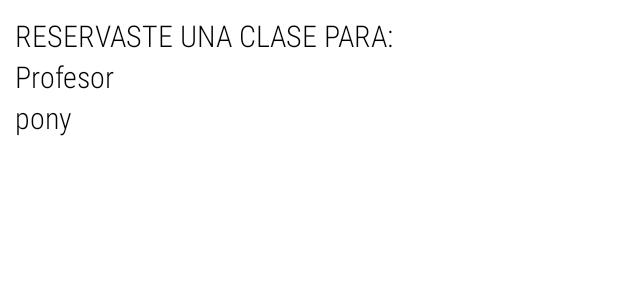
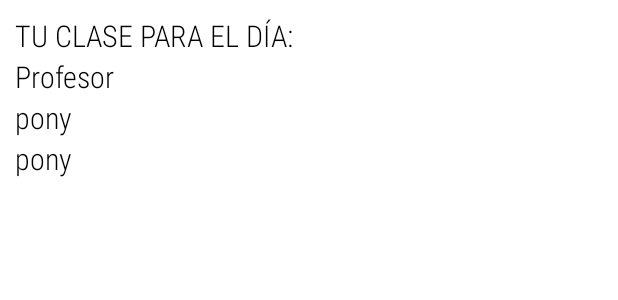
Before and after one commit to DoriaLassalle/EPI_App, an Android app: the layout clasereservada_list.xml on its own in the app's theme, with its tools: preview values and no code run, on a phone screen of 412 x 824 dp. Shown: the top 300 px of the screen. Run offline under Robolectric (Android 15) with nearby library versions, the phone set to English and light mode, and no system bars; Roboto replaces fonts that are not available here.

Commit message:
trabajando en la clase alumno

```diff
--- a/app/src/main/java/com/example/epi_app/HomeFragment.kt
+++ b/app/src/main/java/com/example/epi_app/HomeFragment.kt
@@ -36,9 +36,6 @@ class HomeFragment : Fragment() {
 
     override fun onViewCreated(view: View, savedInstanceState: Bundle?) {
         super.onViewCreated(view, savedInstanceState)
-
-
-
 
 
         //welcome.text=("HOLA ${it.name} ${it.lastName} :)")
--- a/app/src/main/java/com/example/epi_app/LoginFragment.kt
+++ b/app/src/main/java/com/example/epi_app/LoginFragment.kt
@@ -8,6 +8,7 @@ import android.view.ViewGroup
 import android.widget.Toast
 import androidx.fragment.app.activityViewModels
 import androidx.navigation.fragment.findNavController
+import com.example.epi_app.model.local.AlumnoEntity
 import com.example.epi_app.viewmodel.EpiViewModel
 import kotlinx.android.synthetic.main.fragment_login.*
 import java.util.Observer
@@ -16,6 +17,7 @@ import java.util.Observer
 class LoginFragment : Fragment() {
 
     val myViewModel: EpiViewModel by activityViewModels()
+
 
     override fun onCreateView(
         inflater: LayoutInflater, container: ViewGroup?,
--- a/app/src/main/java/com/example/epi_app/model/EpiRepository.kt
+++ b/app/src/main/java/com/example/epi_app/model/EpiRepository.kt
@@ -18,8 +18,8 @@ import retrofit2.Callback
 class EpiRepository (private val myAlumnoDao: AlumnoDao, private val myPonyDao: PonyDao,
     private  val myClaseDao: ClaseDao){ //instacio el dao
 
+
     private val mRetrofit= PonyRetrofitClient.retrofitInstance()
-
     val allAlumnosLiveData=myAlumnoDao.getAllAlumnos()   //live data con  lo de la tabla
 
     fun insertStudents(student: AlumnoEntity)= CoroutineScope(Dispatchers.IO).launch {
--- a/app/src/main/java/com/example/epi_app/model/local/ClaseEntity.kt
+++ b/app/src/main/java/com/example/epi_app/model/local/ClaseEntity.kt
@@ -19,7 +19,7 @@ data class ClaseEntity (
 {constructor(alumnoEmailId: String): this(0,"","","","","",alumnoEmailId)
 
     constructor(dia: String, hora: String, profesor: String, cupos: String, nivel: String): this(0,dia,
-    hora, profesor, cupos, nivel, "")
+    hora, profesor, cupos, nivel,"")
 
 }
 
--- a/app/src/main/res/layout/clasereservada_list.xml
+++ b/app/src/main/res/layout/clasereservada_list.xml
@@ -17,7 +17,7 @@
         app:layout_constraintTop_toTopOf="parent">
 
         <TextView
-            android:id="@+id/textView"
+            android:id="@+id/textView8"
             android:layout_width="match_parent"
             android:layout_height="wrap_content"
             android:textSize="20sp"
@@ -35,6 +35,15 @@
             tools:text="@string/profesor" />
 
         <TextView
+            android:id="@+id/nivelReservado"
+            android:layout_width="match_parent"
+            android:layout_height="wrap_content"
+            android:textSize="20sp"
+            android:textColor="#000000"
+            android:fontFamily="sans-serif-condensed-light"
+            android:text="pony" />
+
+        <TextView
             android:id="@+id/ponyReservado"
             android:layout_width="match_parent"
             android:layout_height="wrap_content"
@@ -42,5 +51,9 @@
             android:textColor="#000000"
             android:fontFamily="sans-serif-condensed-light"
             android:text="pony" />
+
+        <Space
+            android:layout_width="match_parent"
+            android:layout_height="5dp"/>
     </LinearLayout>
 </androidx.constraintlayout.widget.ConstraintLayout>
--- a/app/src/main/res/values/strings.xml
+++ b/app/src/main/res/values/strings.xml
@@ -84,7 +84,7 @@
     <string name="nivel">Nivel</string>
     <string name="ver_mis_clases">ver mis clases</string>
     <string name="agendar_clase">agendar clase</string>
-    <string name="reservaste">RESERVASTE UNA CLASE PARA:</string>
+    <string name="reservaste">TU CLASE PARA EL DÍA:</string>
     <string name="clases_disponibles">CLASES DISPONIBLES</string>
     <string name="tus_clases">TUS CLASES</string>
 
```
Also changed, not shown: app/src/main/java/com/example/epi_app/ClaseSelectedAdapter.kt (added, +56 -0 lines), app/src/main/java/com/example/epi_app/ReservarClaseAdapter.kt (renamed from app/src/main/java/com/example/epi_app/ClaseAdapter.kt, +9 -8 lines), app/src/main/java/com/example/epi_app/ReservarClaseFragment.kt (+15 -18 lines), app/src/main/res/layout/fragment_home.xml (+10 -5 lines).
